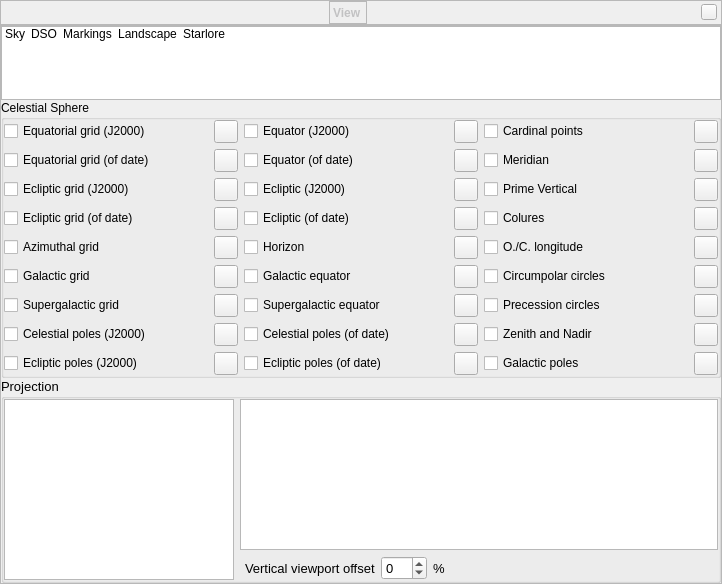
Before: the Qt Designer form src/gui/viewDialog.ui in 519984307/stellarium_src, drawn with Qt 5.
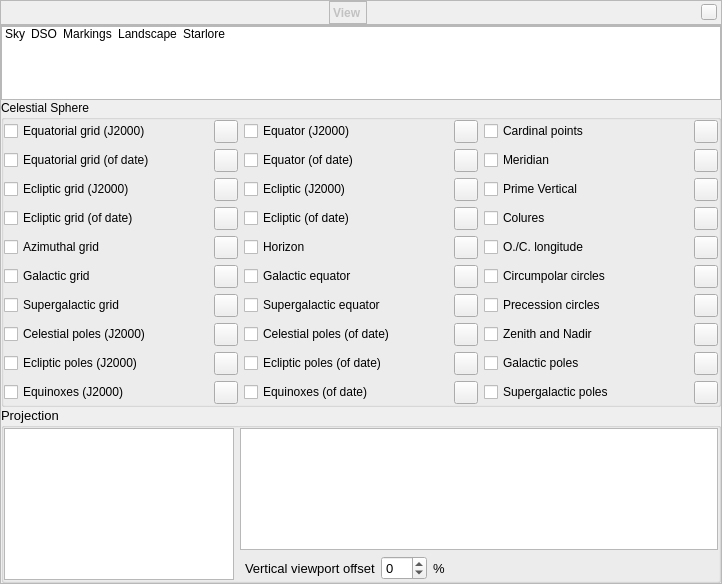
After: the same form once the commit is applied. The open tabs and pages were chosen to show the change. Icons and pictures are not drawn. Custom widgets are drawn as their Qt base class.

Commit message: Added equinoxes and supergalactic poles

The edit to the form file:
```diff
--- a/src/gui/viewDialog.ui
+++ b/src/gui/viewDialog.ui
@@ -1768,6 +1768,23 @@
                    </property>
                   </widget>
                  </item>
+                 <item row="9" column="0">
+                  <widget class="QCheckBox" name="showEquinoxPointsCheckBox">
+                   <property name="text">
+                    <string>Equinoxes (of date)</string>
+                   </property>
+                  </widget>
+                 </item>
+                 <item row="9" column="1">
+                  <widget class="QToolButton" name="colorEquinoxPoints">
+                   <property name="toolTip">
+                    <string>Color of the equinox points (of date)</string>
+                   </property>
+                   <property name="text">
+                    <string notr="true"/>
+                   </property>
+                  </widget>
+                 </item>
                 </layout>
                </item>
                <item row="0" column="2">
@@ -1946,6 +1963,23 @@
                    </property>
                   </widget>
                  </item>
+                 <item row="9" column="0">
+                  <widget class="QCheckBox" name="showSupergalacticPolesCheckBox">
+                   <property name="text">
+                    <string>Supergalactic poles</string>
+                   </property>
+                  </widget>
+                 </item>
+                 <item row="9" column="1">
+                  <widget class="QToolButton" name="colorSupergalacticPoles">
+                   <property name="toolTip">
+                    <string>Color of supergalactic poles</string>
+                   </property>
+                   <property name="text">
+                    <string notr="true"/>
+                   </property>
+                  </widget>
+                 </item>
                 </layout>
                </item>
                <item row="0" column="0">
@@ -2127,6 +2161,23 @@
                    </property>
                   </widget>
                  </item>
+                 <item row="9" column="0">
+                  <widget class="QCheckBox" name="showEquinoxJ2000PointsCheckBox">
+                   <property name="text">
+                    <string>Equinoxes (J2000)</string>
+                   </property>
+                  </widget>
+                 </item>
+                 <item row="9" column="1">
+                  <widget class="QToolButton" name="colorEquinoxJ2000Points">
+                   <property name="toolTip">
+                    <string>Color of the equinox points (J2000.0)</string>
+                   </property>
+                   <property name="text">
+                    <string notr="true"/>
+                   </property>
+                  </widget>
+                 </item>
                 </layout>
                </item>
               </layout>
```
The commit also changes 8 other files.
